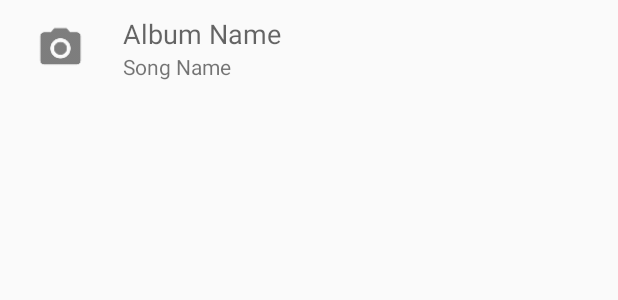
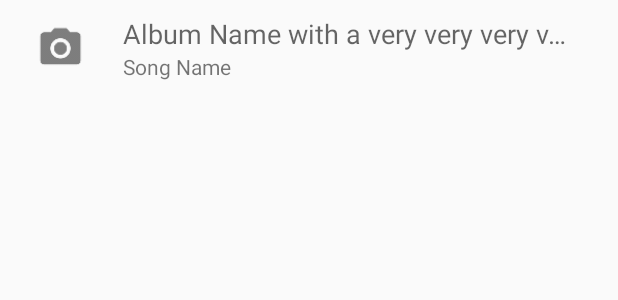
Before and after one commit to chrisolsen/coursera-spotify, an Android app: the layout artist_top_songs_listitem.xml on its own in the app's theme, with its tools: preview values and no code run, on a phone screen of 412 x 824 dp. Shown: the top 300 px of the screen. Run offline under Robolectric (Android 15) with nearby library versions, the phone set to English and light mode, and no system bars.

Commit message:
force single lines for top 10 song name and album titles

```diff
--- a/app/src/main/res/layout/artist_top_songs_listitem.xml
+++ b/app/src/main/res/layout/artist_top_songs_listitem.xml
@@ -24,14 +24,18 @@
 
         <TextView
             android:id="@+id/album_name"
+            android:ellipsize="end"
+            android:singleLine="true"
             android:layout_width="wrap_content"
             android:layout_height="wrap_content"
             android:gravity="center_vertical"
             android:textAppearance="?android:attr/textAppearanceMedium"
-            tools:text="Album Name" />
+            tools:text="Album Name with a very very very very very very very very very long name" />
 
         <TextView
             android:id="@+id/song_name"
+            android:ellipsize="end"
+            android:singleLine="true"
             android:layout_width="wrap_content"
             android:layout_height="wrap_content"
             android:gravity="center_vertical"
```
